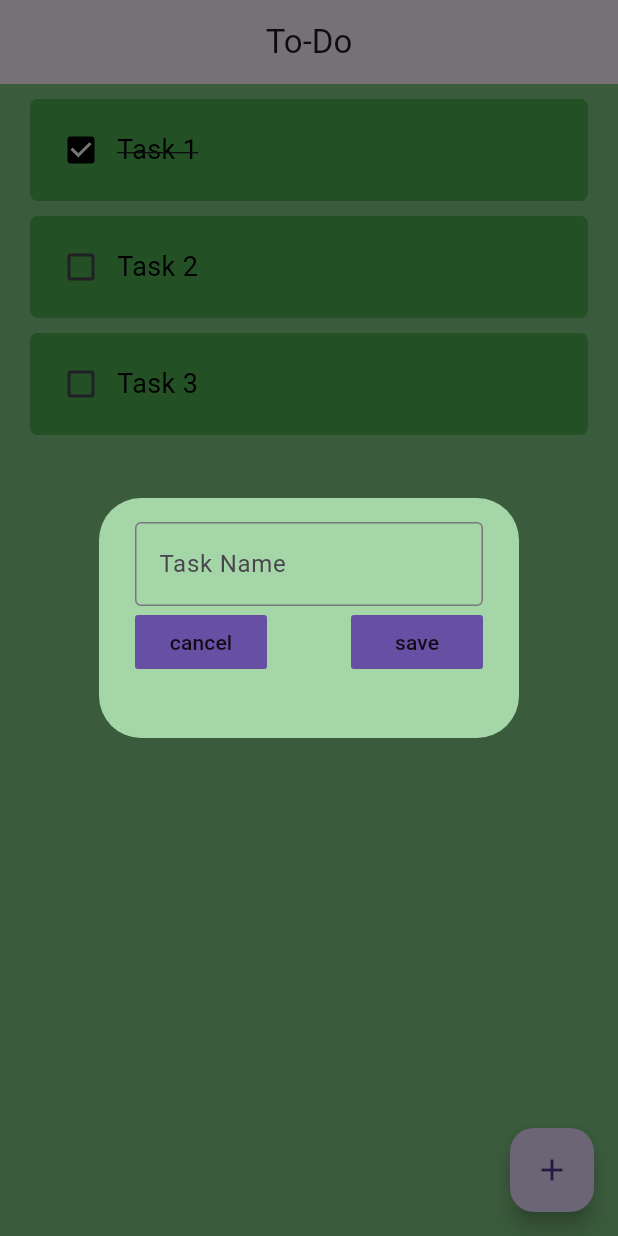
After one commit to kika1s1/Dart, a Flutter app: the screen it shows after launch, after a tap on the "add" icon, on a phone screen of 412 x 824 dp. The commit adds this screen. Run offline on Flutter 3.47's test engine with Material 3 defaults, Android fonts, the phone set to English and light mode, and no system bars; our stand-ins replace google_fonts.

Commit message:
finished version of todo list

```diff
--- /dev/null
+++ b/todo_app/lib/components/dialog_box.dart
@@ -0,0 +1,45 @@
+import 'package:flutter/material.dart';
+import 'package:todo_app/components/my_button.dart';
+
+class DialogBox extends StatelessWidget {
+   DialogBox({super.key, required this.controller, required this.onSave, required this.onCancel});
+  VoidCallback onCancel;
+  VoidCallback onSave;
+  final controller;
+
+
+  @override
+  Widget build(BuildContext context) {
+    return AlertDialog(
+      backgroundColor: Colors.green[200],
+      content: Container(
+        height: 120,
+        child:  Column(
+
+          children: [
+             TextField(
+              controller: controller,
+              decoration: const InputDecoration(
+                border: OutlineInputBorder(),
+                hintText:  "Add Tasks",
+                label: Text("Task Name"),
+              ),
+            ),
+            Row(
+              mainAxisAlignment: MainAxisAlignment.spaceBetween,
+              children: [
+                MyButton(text: "cancel", onPressed: onCancel,),
+                const SizedBox(
+                  height: 3,
+                ),
+                MyButton(text: "save", onPressed: onSave),
+              ],
+            )
+
+          ],
+        ),
+      ),
+
+    );
+  }
+}
--- /dev/null
+++ b/todo_app/lib/components/my_button.dart
@@ -0,0 +1,17 @@
+import 'package:flutter/material.dart';
+
+class MyButton extends StatelessWidget {
+   MyButton({super.key, required this.text, required this.onPressed});
+  VoidCallback onPressed;
+  final String text;
+
+  @override
+  Widget build(BuildContext context) {
+    return MaterialButton(
+      onPressed: onPressed,
+      color: Theme.of(context).primaryColor,
+      elevation: 0,
+      child:   Text(text),
+    );
+  }
+}
--- a/todo_app/lib/main.dart
+++ b/todo_app/lib/main.dart
@@ -13,7 +13,8 @@ const MyApp({super.key});
     return  MaterialApp(
       debugShowCheckedModeBanner:false,
       theme: ThemeData(
-        primarySwatch: Colors.green,
+        primarySwatch:  Colors.green,
+
       ),
       home: Scaffold(
         backgroundColor: Colors.green[300],
--- a/todo_app/lib/pages/home_page.dart
+++ b/todo_app/lib/pages/home_page.dart
@@ -1,5 +1,9 @@
+
+
 import 'package:flutter/material.dart';
+import 'package:todo_app/components/dialog_box.dart';
 import 'package:todo_app/components/todo_tile.dart';
+
 
 class HomePage extends StatefulWidget {
   const HomePage({super.key});
@@ -10,12 +14,33 @@ class HomePage extends StatefulWidget {
 
 class _HomePageState extends State<HomePage> {
 
+
   List<List> toDoList = [["Task 1", true], ["Task 2", false], ["Task 3", false]];
+  final _controller = TextEditingController();
   void checkedBoxChanged(value, index){
     setState(() {
       toDoList[index][1] = !toDoList[index][1];
     });
   }
+  void saveNewTask(){
+    setState(() {
+      toDoList.add([_controller.text, false]);
+      _controller.clear();
+    });
+    Navigator.of(context).pop();
+  }
+  void createNewTask() {
+     showDialog(context: context,
+      builder: (BuildContext context) {
+        return DialogBox(
+          controller: _controller,
+          onSave: saveNewTask,
+          onCancel: ()=>Navigator.of(context).pop(),
+        );
+      },
+    );
+
+    }
   @override
   Widget build(BuildContext context) {
     return Scaffold(
@@ -24,6 +49,10 @@ class _HomePageState extends State<HomePage> {
         title: const Text("To-Do"),
         centerTitle: true,
         elevation: 0,
+      ),
+      floatingActionButton: FloatingActionButton(
+        onPressed: createNewTask,
+        child: const Icon(Icons.add),
       ),
       body: ListView.builder(
         itemCount: toDoList.length,
```
